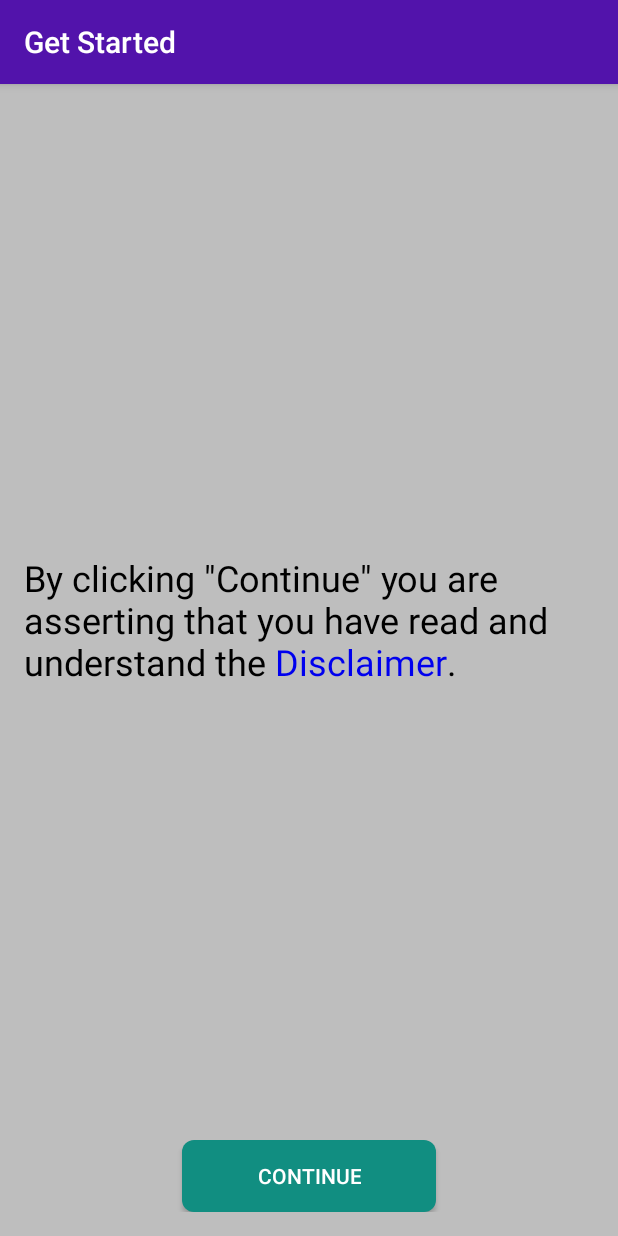
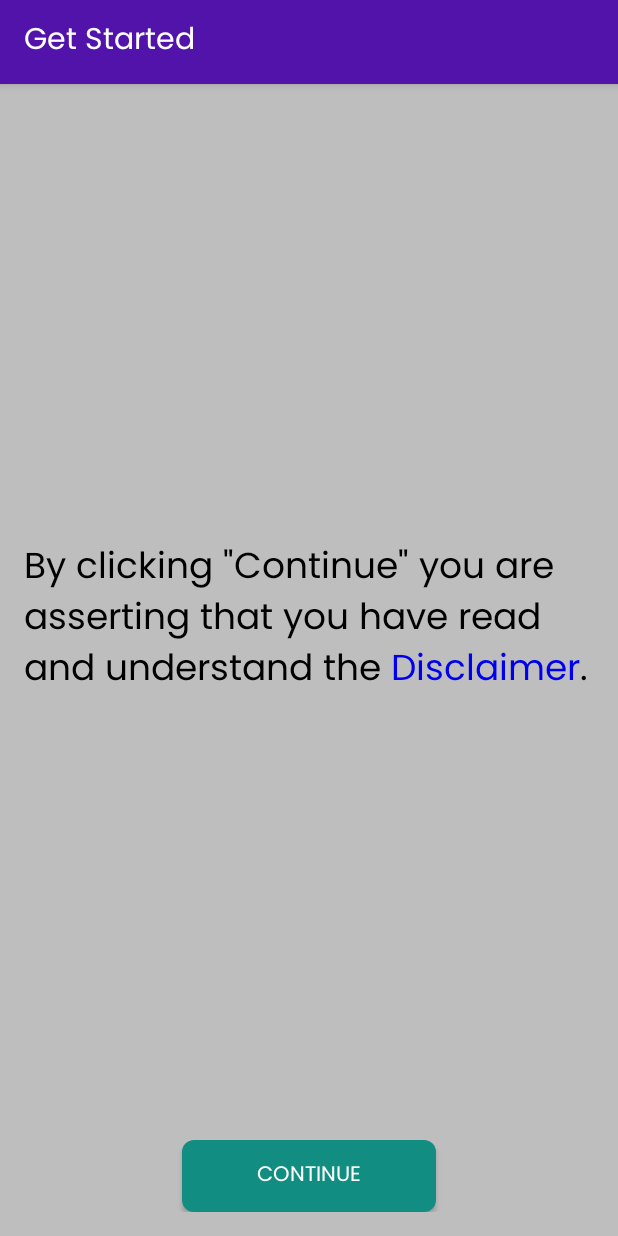
Before and after one commit to Joe-Beaulieu-Dev/RdPocketPal, an Android app: the screen it shows after launch (GetStartedActivity), on a phone screen of 412 x 824 dp. Run offline under Robolectric (Android 15) with nearby library versions, the light colour scheme and no system bars; our stand-ins replace AdMob; libraries missing offline, so code that uses them is left out: com.facebook.stetho.

Commit message:
Change font app-wide

```diff
--- a/app/src/main/res/values/strings.xml
+++ b/app/src/main/res/values/strings.xml
@@ -17,6 +17,8 @@
     <!-- Get Started -->
     <string name="text_disclaimer_link">Disclaimer</string>
     <string name="text_continue">Continue</string>
+    <string name="text_read_and_understand">By clicking \"Continue\" you are asserting that you have
+        read and understand the Disclaimer.</string>
 
     <!-- Home -->
     <string name="btn_predictive_equations">Predictive\nEquations</string>
@@ -137,8 +139,6 @@
     <!-- Disclaimer -->
     <string name="title_disclaimer_dialog">Disclaimer</string>
     <string name="text_close">Close</string>
-    <string name="text_read_and_understand">By clicking \"Continue\" you are asserting that you have
-        read and understand the Disclaimer.</string>
     <string name="text_disclaimer"><b>BY DOWNLOADING, ACCESSING OR USING RD POCKET PAL OR ANY PAGE
         OF THE APPLICATION, YOU SIGNIFY YOUR ASSENT TO THIS DISCLAIMER.</b> The contents of the
         application, including without limitation, all data, information, text, graphics, links and
--- a/app/src/main/res/values/styles.xml
+++ b/app/src/main/res/values/styles.xml
@@ -6,6 +6,7 @@
         <item name="colorPrimary">@color/colorPrimary</item>
         <item name="colorPrimaryDark">@color/colorPrimaryDark</item>
         <item name="colorAccent">@color/colorAccent</item>
+        <item name="fontFamily">@font/poppins_regular</item>
 
         <!-- View attributes -->
         <item name="android:windowBackground">@color/windowBackground</item>
```
Also changed, not shown: app/src/main/res/font/poppins_regular.otf (added).
